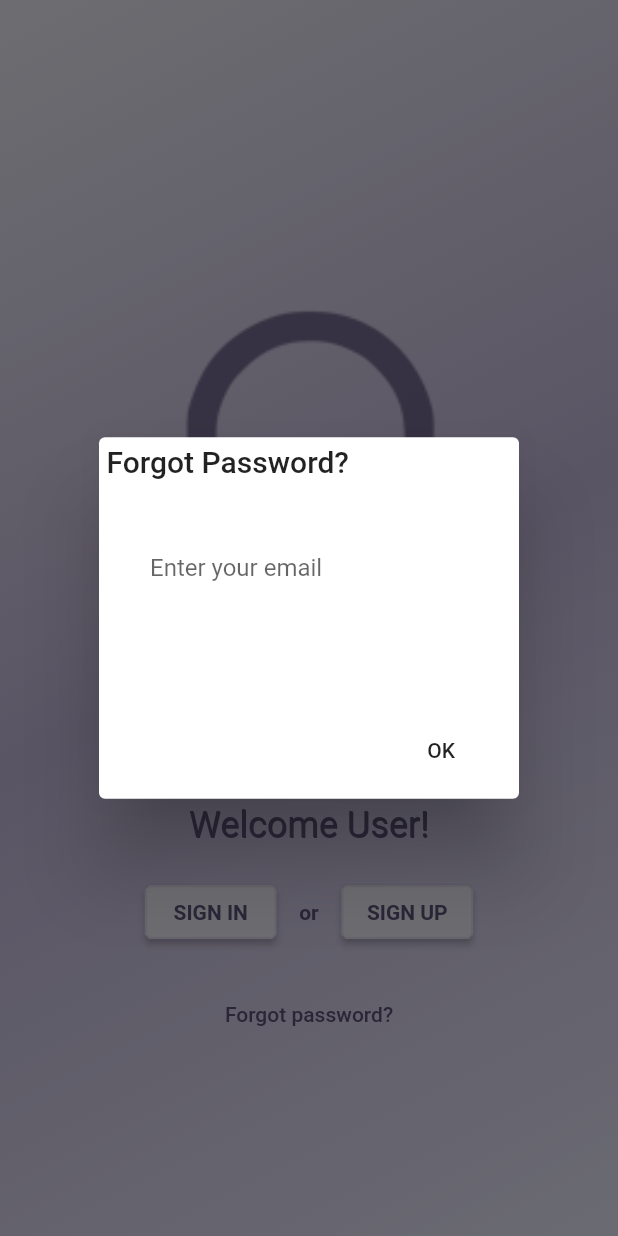
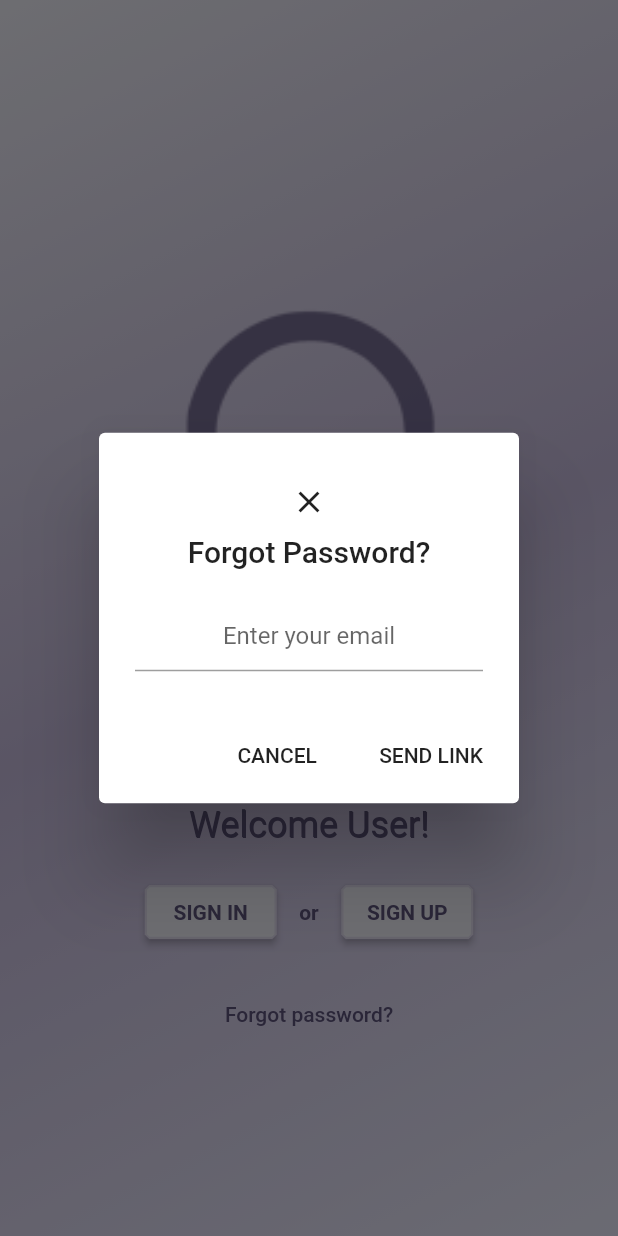
Before and after one commit to nikhiljainlive/Fundoo_Notes_Flutter, a Flutter app: the screen it shows after launch, after a tap on "Forgot password?", on a phone screen of 412 x 824 dp. Run offline on Flutter 3.47's test engine with Material 2 defaults, Android fonts, the light colour scheme and no system bars; our stand-ins replace sqflite, tuple; accounts and stored records are empty.

Commit message:
24 July commit

```diff
--- a/lib/main.dart
+++ b/lib/main.dart
@@ -14,7 +14,9 @@ class MyApp extends StatelessWidget {
     var materialApp = MaterialApp(
       title: 'Fundoo Notes',
       color: Colors.blue,
-      home: Home(),
+      routes: {
+        '/': (context) => Home()
+      },
       debugShowCheckedModeBanner: false,
     );
     return materialApp;
--- a/lib/welcomepage/forgot_password_dialog.dart
+++ b/lib/welcomepage/forgot_password_dialog.dart
@@ -32,30 +32,38 @@ void forgotPasswordSimpleDialog(BuildContext context) {
 void forgotPasswordAlertDialog(BuildContext context) {
   showDialog(
       context: context,
-      barrierDismissible: true,
+      barrierDismissible: false,
       builder: (context) => AlertDialog(
-            title: Text('Forgot Password?'),
-            content: Container(
-              height: 100.0,
-              padding: EdgeInsets.all(10),
-              child: Column(
+            title: Column(
               children: <Widget>[
-                  TextField(
-                    decoration: InputDecoration(
-                        border: InputBorder.none,
-                        hasFloatingPlaceholder: true,
-                        hintText: "Enter your email"),
-                  )
+                Container(
+                  width: double.infinity,
+                  padding: EdgeInsets.all(10.0),
+                  child: Icon(Icons.close),
+                ),
+                Center(child: Text('Forgot Password?')),
               ],
             ),
-            ),
-            titlePadding: EdgeInsets.all(5),
-            semanticLabel: 'Forgot password dialog showing...',
+            content: Container(
+                // padding: EdgeInsets.all(10),
+                child: TextField(
+              textAlign: TextAlign.center,
+              decoration: InputDecoration(
+                  // border: InputBorder.none,
+                  hintText: "Enter your email"),
+            )),
             actions: <Widget>[
               FlatButton(
-                child: Text('OK'),
+                child: Text('CANCEL'),
+                onPressed: () {
+                  Navigator.pop(context);
+                },
+              ),
+              FlatButton(
+                child: Text('SEND LINK'),
                 onPressed: () {},
               )
             ],
+            semanticLabel: 'Forgot password dialog showing...',
           ));
 }
--- a/lib/welcomepage/home.dart
+++ b/lib/welcomepage/home.dart
@@ -18,6 +18,7 @@ class Home extends StatelessWidget {
       ),
       child: Scaffold(
           backgroundColor: Colors.transparent,
+          resizeToAvoidBottomPadding: false,
           body: SafeArea(
             child: _HomePage(),
           )),
```
Lines whose indentation alone changed are shown as unchanged.
